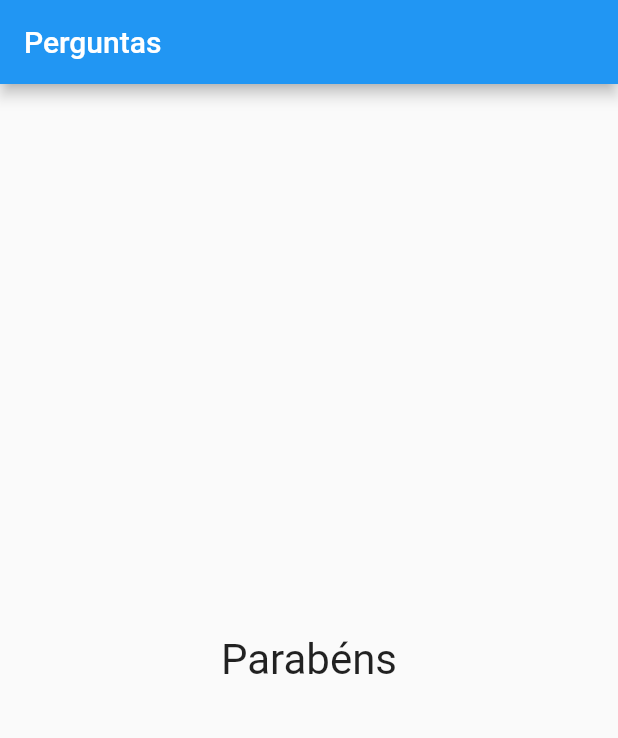
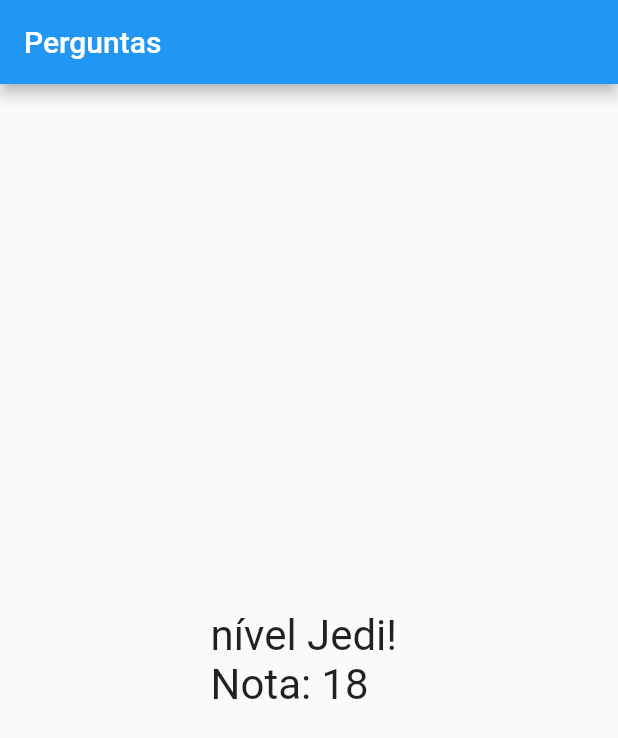
Before and after one commit to oTalDoHud/flutter-projeto-perguntas, a Flutter app: the screen it shows after launch, after a tap on "Preto", after a tap on "Cobra", after a tap on "Léo", on a phone screen of 412 x 824 dp. Shown: the top 738 px of the screen. Run offline on Flutter 3.47's test engine with Material 2 defaults, Android fonts, the phone set to English and light mode, and no system bars.

Commit message:
Dando nota para os usuários

```diff
--- a/lib/main.dart
+++ b/lib/main.dart
@@ -6,41 +6,43 @@ void main(List<String> args) => runApp(PerguntaAPP());
 
 class _PerguntaAppState extends State<PerguntaAPP> {
   var _perguntaSelecionada = 0;
+  var _pontuacaoTotal = 0;
 
   final List<Map<String, Object>> perguntas = const [
     {
       "texto": "Qual sua cor favorita?",
       "respostas": [
-        {"texto": "Preto", "nota": 10},
-        {"texto": "Vermelho", "nota": 5},
-        {"texto": "Verde", "nota": 3},
-        {"texto": "Branco", "nota": 1},
+        {"texto": "Preto", "pontuacao": 10},
+        {"texto": "Vermelho", "pontuacao": 5},
+        {"texto": "Verde", "pontuacao": 3},
+        {"texto": "Branco", "pontuacao": 1},
       ],
     },
     {
       "texto": "Qual seu animal favorito?",
       "respostas": [
-        {"texto": "Coelho", "nota": 10},
-        {"texto": "Cobra", "nota": 5},
-        {"texto": "Elefante", "nota": 3},
-        {"texto": "Leão", "nota": 1},
+        {"texto": "Coelho", "pontuacao": 10},
+        {"texto": "Cobra", "pontuacao": 5},
+        {"texto": "Elefante", "pontuacao": 3},
+        {"texto": "Leão", "pontuacao": 1},
       ],
     },
     {
       "texto": "Qual seu instrutor favorito?",
       "respostas": [
-        {"texto": "Maria", "nota": 10},
-        {"texto": "João", "nota": 5},
-        {"texto": "Léo", "nota": 3},
-        {"texto": "Pedro", "nota": 1},
+        {"texto": "Maria", "pontuacao": 10},
+        {"texto": "João", "pontuacao": 5},
+        {"texto": "Léo", "pontuacao": 3},
+        {"texto": "Pedro", "pontuacao": 1},
       ],
     },
   ];
 
-  void _responder() {
+  void _responder(int pontuacao) {
     if (temPerguntaSelecionada) {
       setState(() {
         _perguntaSelecionada++;
+        _pontuacaoTotal += pontuacao;
       });
     }
   }
@@ -56,7 +58,7 @@ class _PerguntaAppState extends State<PerguntaAPP> {
             body: temPerguntaSelecionada
                 ? Questionario(perguntas, _perguntaSelecionada, _responder,
                     temPerguntaSelecionada)
-                : const Resultado("Parabéns")));
+                : Resultado(_pontuacaoTotal)));
   }
 }
 
--- a/lib/questionario.dart
+++ b/lib/questionario.dart
@@ -5,7 +5,7 @@ import 'package:projeto_perguntas/respostas.dart';
 class Questionario extends StatelessWidget {
   final List<Map<String, Object>> perguntas;
   final int perguntaSelecionada;
-  final void Function() responder;
+  final void Function(int) responder;
   final bool temPerguntaSelecionada;
 
   const Questionario(this.perguntas, this.perguntaSelecionada, this.responder,
@@ -14,18 +14,18 @@ class Questionario extends StatelessWidget {
 
   @override
   Widget build(BuildContext context) {
-
     List<Map<String, Object>> respostas = temPerguntaSelecionada
         ? perguntas[perguntaSelecionada]['respostas']
-    as List<Map<String, Object>>
+            as List<Map<String, Object>>
         : [];
 
     return Column(
       children: [
         Questao(perguntas[perguntaSelecionada]["texto"].toString()),
-        ...respostas
-            .map((resp) => Resposta(resp['texto'] as String, responder))
-            .toList(),
+        ...respostas.map((resp) {
+          return Resposta(resp['texto'] as String,
+              () => responder(int.parse(resp["pontuacao"].toString())));
+        }).toList(),
       ],
     );
   }
--- a/lib/resultado.dart
+++ b/lib/resultado.dart
@@ -1,16 +1,29 @@
 import 'package:flutter/cupertino.dart';
 
 class Resultado extends StatelessWidget {
-  final String _texto;
+  final int _pontuacaoTotal;
 
-  const Resultado(this._texto, {Key? key}) : super(key: key);
+  const Resultado(this._pontuacaoTotal, {Key? key}) : super(key: key);
+
+  String get fraseResultado {
+    if (_pontuacaoTotal < 8) {
+      return "Parabéns!";
+    } else if (_pontuacaoTotal < 12) {
+      return "Você é bom!";
+    } else if (_pontuacaoTotal < 16) {
+      return "Impressionante!";
+    } else {
+      return "nível Jedi!";
+    }
+  }
 
   @override
   Widget build(BuildContext context) {
     return Center(
-        child: Text(
-          _texto,
-          style: const TextStyle(fontSize: 28),
-        ));
+      child: Text(
+        "$fraseResultado \nNota: $_pontuacaoTotal",
+        style: const TextStyle(fontSize: 28),
+      ),
+    );
   }
 }
```
